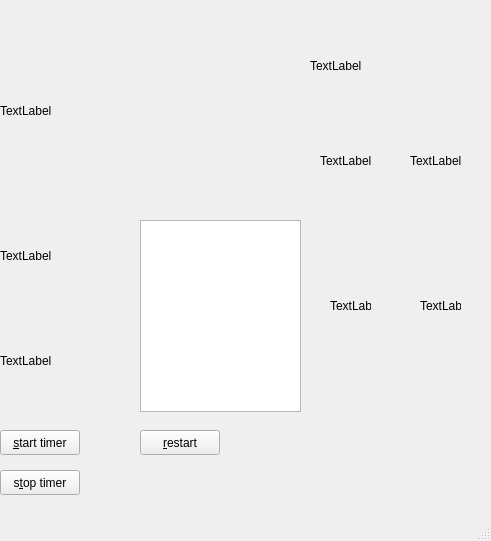
Qt form clue_reader/ClueGUI.ui (111homell111/controller_pkg) before a commit.
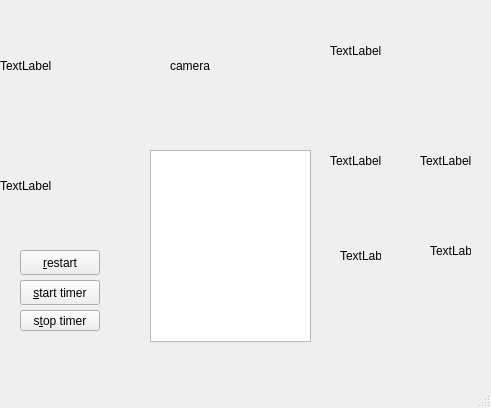
The same form after that commit.

```diff
--- a/clue_reader/ClueGUI.ui
+++ b/clue_reader/ClueGUI.ui
@@ -7,7 +7,7 @@
     <x>0</x>
     <y>0</y>
     <width>491</width>
-    <height>541</height>
+    <height>408</height>
    </rect>
   </property>
   <property name="windowTitle">
@@ -18,7 +18,7 @@
     <property name="geometry">
      <rect>
       <x>0</x>
-      <y>200</y>
+      <y>130</y>
       <width>131</width>
       <height>111</height>
      </rect>
@@ -31,22 +31,9 @@
     <property name="geometry">
      <rect>
       <x>0</x>
-      <y>0</y>
-      <width>261</width>
-      <height>221</height>
-     </rect>
-    </property>
-    <property name="text">
-     <string>TextLabel</string>
-    </property>
-   </widget>
-   <widget class="QLabel" name="blue_mask_label">
-    <property name="geometry">
-     <rect>
-      <x>0</x>
-      <y>300</y>
+      <y>10</y>
       <width>131</width>
-      <height>121</height>
+      <height>111</height>
      </rect>
     </property>
     <property name="text">
@@ -56,10 +43,10 @@
    <widget class="QLabel" name="clue_board_label">
     <property name="geometry">
      <rect>
-      <x>310</x>
+      <x>330</x>
       <y>0</y>
-      <width>171</width>
-      <height>131</height>
+      <width>151</width>
+      <height>101</height>
      </rect>
     </property>
     <property name="text">
@@ -69,10 +56,10 @@
    <widget class="QLabel" name="top_subimages_label">
     <property name="geometry">
      <rect>
-      <x>330</x>
+      <x>340</x>
       <y>170</y>
       <width>41</width>
-      <height>271</height>
+      <height>171</height>
      </rect>
     </property>
     <property name="text">
@@ -82,10 +69,10 @@
    <widget class="QLabel" name="bottom_subimages_label">
     <property name="geometry">
      <rect>
-      <x>420</x>
+      <x>430</x>
       <y>170</y>
       <width>41</width>
-      <height>271</height>
+      <height>161</height>
      </rect>
     </property>
     <property name="text">
@@ -95,7 +82,7 @@
    <widget class="QLabel" name="top_pred_label">
     <property name="geometry">
      <rect>
-      <x>320</x>
+      <x>330</x>
       <y>150</y>
       <width>61</width>
       <height>21</height>
@@ -108,7 +95,7 @@
    <widget class="QLabel" name="bottom_pred_label">
     <property name="geometry">
      <rect>
-      <x>410</x>
+      <x>420</x>
       <y>150</y>
       <width>81</width>
       <height>21</height>
@@ -121,8 +108,8 @@
    <widget class="QPushButton" name="start_timer_button">
     <property name="geometry">
      <rect>
-      <x>0</x>
-      <y>430</y>
+      <x>20</x>
+      <y>280</y>
       <width>80</width>
       <height>25</height>
      </rect>
@@ -134,10 +121,10 @@
    <widget class="QPushButton" name="stop_timer_button">
     <property name="geometry">
      <rect>
-      <x>0</x>
-      <y>470</y>
+      <x>20</x>
+      <y>310</y>
       <width>80</width>
-      <height>25</height>
+      <height>21</height>
      </rect>
     </property>
     <property name="text">
@@ -147,8 +134,8 @@
    <widget class="QListWidget" name="current_guesses_widget">
     <property name="geometry">
      <rect>
-      <x>140</x>
-      <y>220</y>
+      <x>150</x>
+      <y>150</y>
       <width>161</width>
       <height>192</height>
      </rect>
@@ -157,8 +144,8 @@
    <widget class="QPushButton" name="restart_button">
     <property name="geometry">
      <rect>
-      <x>140</x>
-      <y>430</y>
+      <x>20</x>
+      <y>250</y>
       <width>80</width>
       <height>25</height>
      </rect>
@@ -167,6 +154,19 @@
      <string>&amp;restart</string>
     </property>
    </widget>
+   <widget class="QLabel" name="camera2_label">
+    <property name="geometry">
+     <rect>
+      <x>170</x>
+      <y>10</y>
+      <width>131</width>
+      <height>111</height>
+     </rect>
+    </property>
+    <property name="text">
+     <string>camera</string>
+    </property>
+   </widget>
   </widget>
   <widget class="QMenuBar" name="menubar">
    <property name="geometry">
```
Left out of the diff: 4 changed lines with no effect on the pictures.
